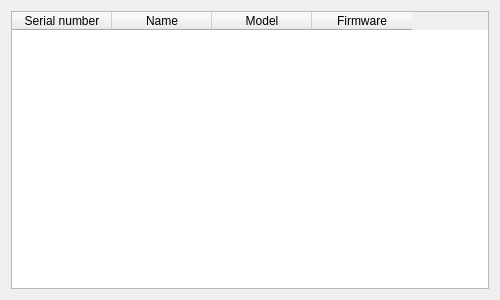
This is qt/ui/deviceswindow.ui in StevenRudenko/WLanAdb as Qt 5 draws it before an edit. The edited form follows.
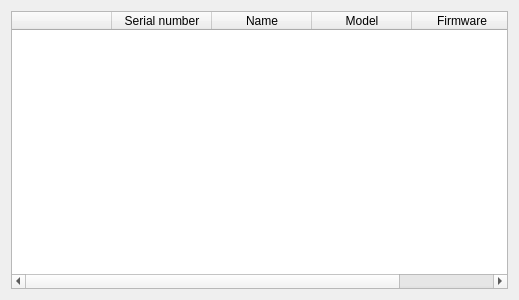
This is the edited form.

The edit to the form file:
```diff
--- a/qt/ui/deviceswindow.ui
+++ b/qt/ui/deviceswindow.ui
@@ -9,7 +9,7 @@
    <rect>
     <x>0</x>
     <y>0</y>
-    <width>500</width>
+    <width>519</width>
     <height>300</height>
    </rect>
   </property>
@@ -22,6 +22,9 @@
      <layout class="QVBoxLayout" name="verticalLayout">
       <item>
        <widget class="QTableWidget" name="devicesTableWidget">
+        <property name="verticalScrollBarPolicy">
+         <enum>Qt::ScrollBarAsNeeded</enum>
+        </property>
         <property name="editTriggers">
          <set>QAbstractItemView::NoEditTriggers</set>
         </property>
@@ -40,6 +43,14 @@
         <attribute name="verticalHeaderVisible">
          <bool>false</bool>
         </attribute>
+        <column>
+         <property name="text">
+          <string/>
+         </property>
+         <property name="toolTip">
+          <string>PIN required</string>
+         </property>
+        </column>
         <column>
          <property name="text">
           <string>Serial number</string>
```
Left out of the diff: 2 changed lines with no effect on the pictures.
